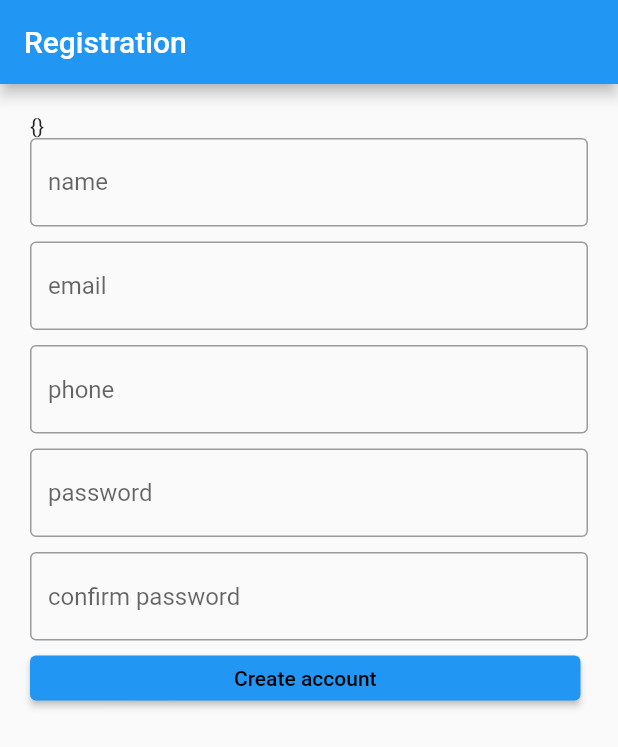
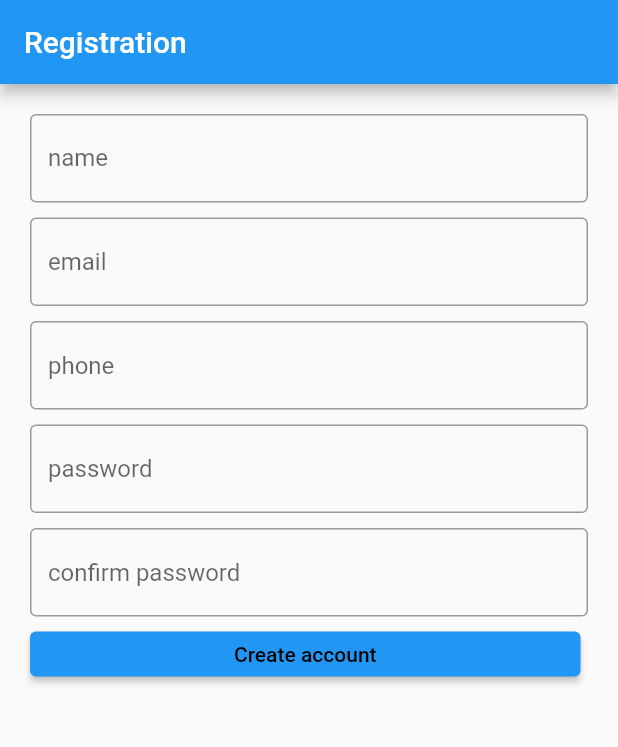
Before and after one commit to Paltsevalexandr/radency_internship, a Flutter app: the screen it shows after launch, on a phone screen of 412 x 824 dp. Shown: the top 747 px of the screen. Run offline on Flutter 3.47's test engine with Material 2 defaults, Android fonts, the phone set to English and light mode, and no system bars.

Commit message:
delete service widget text

```diff
--- a/lib/main.dart
+++ b/lib/main.dart
@@ -6,7 +6,7 @@ void main() {
 }
 
 class MyApp extends StatelessWidget {
-  // This widget is the root of your application.
+
   @override
   Widget build(BuildContext context) {
     return MaterialApp(
--- a/lib/registration/registration_form.dart
+++ b/lib/registration/registration_form.dart
@@ -191,7 +191,6 @@ class RegistrationForm extends StatelessWidget {
             key: _formKey,
             child:ListView(
               children: [
-                Text(data.toString()),
                 createNameInput(),
                 createEmailInput(),
                 createPhoneInput(),
```
